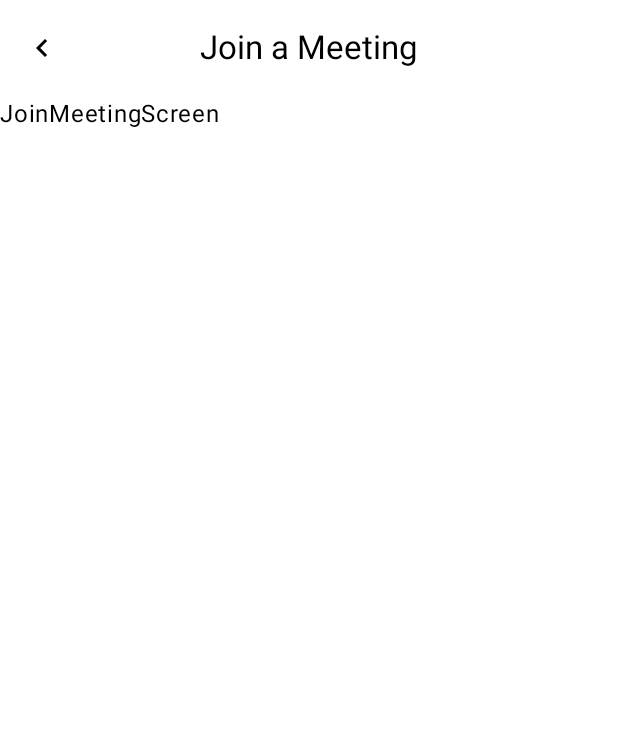
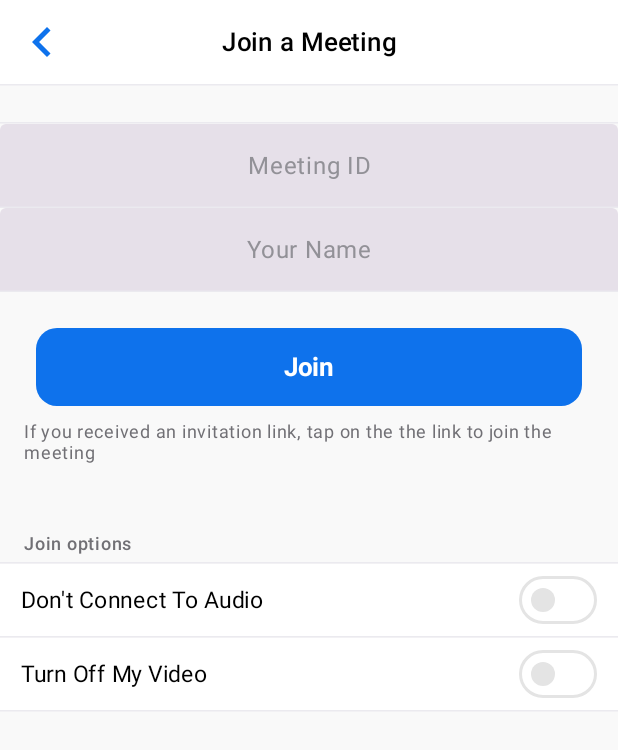
Before and after one commit to wisemuji/zoom-clone-compose, an Android app built with Jetpack Compose: the JOIN_MEETING screen opened through its navigation route, on a phone screen of 412 x 824 dp. Shown: the top 750 px of the screen. Run offline under Robolectric (Android 15) with nearby library versions, the light colour scheme and no system bars.

Commit message:
feat: implement join meeting screen view - add DefaultTextField component

```diff
--- /dev/null
+++ b/app/src/main/java/com/wisemuji/zoomclone/ui/component/DefaultTextField.kt
@@ -0,0 +1,40 @@
+package com.wisemuji.zoomclone.ui.component
+
+import androidx.compose.foundation.layout.fillMaxWidth
+import androidx.compose.material3.LocalTextStyle
+import androidx.compose.material3.Text
+import androidx.compose.material3.TextField
+import androidx.compose.material3.TextFieldDefaults
+import androidx.compose.runtime.Composable
+import androidx.compose.ui.Modifier
+import androidx.compose.ui.text.style.TextAlign
+import com.wisemuji.zoomclone.ui.theme.Gray20
+import com.wisemuji.zoomclone.ui.theme.Gray50
+
+@Composable
+fun DefaultTextField(
+    value: String,
+    onValueChange: (String) -> Unit,
+    placeholderText: String,
+    modifier: Modifier = Modifier,
+) {
+    TextField(
+        value = value,
+        onValueChange = onValueChange,
+        placeholder = {
+            Text(
+                text = placeholderText,
+                textAlign = TextAlign.Center,
+                modifier = Modifier.fillMaxWidth(),
+            )
+        },
+        textStyle = LocalTextStyle.current.copy(textAlign = TextAlign.Center),
+        colors = TextFieldDefaults.colors(
+            focusedPlaceholderColor = Gray50,
+            unfocusedPlaceholderColor = Gray50,
+            focusedIndicatorColor = Gray20,
+            unfocusedIndicatorColor = Gray20,
+        ),
+        modifier = modifier.fillMaxWidth(),
+    )
+}
--- a/app/src/main/java/com/wisemuji/zoomclone/ui/joinmeeting/JoinMeeting.kt
+++ /dev/null
@@ -1,47 +0,0 @@
-package com.wisemuji.zoomclone.ui.joinmeeting
-
-import androidx.compose.foundation.layout.padding
-import androidx.compose.material.icons.Icons
-import androidx.compose.material.icons.automirrored.filled.KeyboardArrowLeft
-import androidx.compose.material3.CenterAlignedTopAppBar
-import androidx.compose.material3.ExperimentalMaterial3Api
-import androidx.compose.material3.Icon
-import androidx.compose.material3.IconButton
-import androidx.compose.material3.Scaffold
-import androidx.compose.material3.Text
-import androidx.compose.runtime.Composable
-import androidx.compose.ui.Modifier
-import androidx.compose.ui.tooling.preview.Preview
-import androidx.navigation.NavHostController
-import androidx.navigation.compose.rememberNavController
-
-@OptIn(ExperimentalMaterial3Api::class)
-@Composable
-fun JoinMeetingScreen(navController: NavHostController) {
-    Scaffold(
-        topBar = {
-            CenterAlignedTopAppBar(
-                title = { Text(text = "Join a Meeting") },
-                navigationIcon = {
-                    IconButton(onClick = { navController.popBackStack() }) {
-                        Icon(
-                            imageVector = Icons.AutoMirrored.Filled.KeyboardArrowLeft,
-                            contentDescription = "Back"
-                        )
-                    }
-                },
-            )
-        }
-    ) { innerPadding ->
-        Text(
-            text = "JoinMeetingScreen",
-            modifier = Modifier.padding(innerPadding)
-        )
-    }
-}
-
-@Preview
-@Composable
-private fun JoinMeetingScreenPreview() {
-    JoinMeetingScreen(navController = rememberNavController())
-}
--- /dev/null
+++ b/app/src/main/java/com/wisemuji/zoomclone/ui/joinmeeting/JoinMeetingScreen.kt
@@ -0,0 +1,149 @@
+package com.wisemuji.zoomclone.ui.joinmeeting
+
+import androidx.compose.foundation.background
+import androidx.compose.foundation.layout.Box
+import androidx.compose.foundation.layout.Column
+import androidx.compose.foundation.layout.Spacer
+import androidx.compose.foundation.layout.fillMaxSize
+import androidx.compose.foundation.layout.fillMaxWidth
+import androidx.compose.foundation.layout.height
+import androidx.compose.foundation.layout.padding
+import androidx.compose.foundation.layout.size
+import androidx.compose.material.icons.Icons
+import androidx.compose.material.icons.automirrored.filled.KeyboardArrowLeft
+import androidx.compose.material3.Icon
+import androidx.compose.material3.IconButton
+import androidx.compose.material3.Scaffold
+import androidx.compose.material3.Text
+import androidx.compose.runtime.Composable
+import androidx.compose.runtime.getValue
+import androidx.compose.runtime.mutableStateOf
+import androidx.compose.runtime.remember
+import androidx.compose.runtime.setValue
+import androidx.compose.ui.Alignment
+import androidx.compose.ui.Modifier
+import androidx.compose.ui.res.stringResource
+import androidx.compose.ui.text.font.FontWeight
+import androidx.compose.ui.tooling.preview.Preview
+import androidx.compose.ui.unit.dp
+import androidx.compose.ui.unit.sp
+import androidx.navigation.NavHostController
+import androidx.navigation.compose.rememberNavController
+import com.wisemuji.zoomclone.R
+import com.wisemuji.zoomclone.ui.component.BasicSwitchRow
+import com.wisemuji.zoomclone.ui.component.DefaultHorizontalDivider
+import com.wisemuji.zoomclone.ui.component.DefaultTextField
+import com.wisemuji.zoomclone.ui.component.FullSizeButton
+import com.wisemuji.zoomclone.ui.theme.Blue
+import com.wisemuji.zoomclone.ui.theme.Gray10
+import com.wisemuji.zoomclone.ui.theme.Gray60
+import com.wisemuji.zoomclone.ui.theme.ZoomCloneComposeTheme
+
+@Composable
+fun JoinMeetingScreen(navController: NavHostController) {
+    var meetingId by remember { mutableStateOf("") }
+    var name by remember { mutableStateOf("") }
+
+    Scaffold(
+        topBar = { JoinMeetingTopAppBar(onBack = { navController.popBackStack() }) }
+    ) { innerPadding ->
+        Column(
+            modifier = Modifier
+                .padding(innerPadding)
+                .fillMaxSize()
+                .background(Gray10)
+        ) {
+            DefaultHorizontalDivider()
+            Spacer(modifier = Modifier.padding(12.dp))
+            DefaultHorizontalDivider()
+            DefaultTextField(
+                value = meetingId,
+                onValueChange = { meetingId = it },
+                placeholderText = stringResource(R.string.meeting_id_placeholder),
+            )
+            DefaultTextField(
+                value = name,
+                onValueChange = { name = it },
+                placeholderText = stringResource(R.string.your_name_placeholder),
+            )
+            FullSizeButton(
+                text = stringResource(R.string.join),
+                onClick = { /*TODO*/ },
+                modifier = Modifier.padding(top = 24.dp, start = 24.dp, end = 24.dp),
+            )
+            Text(
+                text = stringResource(R.string.join_notes),
+                fontSize = 12.sp,
+                color = Gray60,
+                lineHeight = 14.sp,
+                modifier = Modifier.padding(start =16.dp, end = 16.dp, top = 10.dp, bottom = 42.dp)
+            )
+            JoinOptions()
+        }
+    }
+}
+
+@Composable
+private fun JoinMeetingTopAppBar(onBack: () -> Unit) {
+    Box(
+        contentAlignment = Alignment.CenterStart,
+        modifier = Modifier
+            .fillMaxWidth()
+            .height(56.dp)
+            .padding(horizontal = 4.dp)
+    ) {
+        IconButton(onClick = onBack) {
+            Icon(
+                imageVector = Icons.AutoMirrored.Filled.KeyboardArrowLeft,
+                contentDescription = "Back",
+                tint = Blue,
+                modifier = Modifier.size(52.dp),
+            )
+        }
+        Text(
+            text = stringResource(R.string.join_a_meeting),
+            fontSize = 17.sp,
+            fontWeight = FontWeight.Medium,
+            modifier = Modifier.align(Alignment.Center)
+        )
+    }
+}
+
+@Composable
+private fun JoinOptions(
+    doNotConnectAudio: Boolean = false,
+    onCheckedDoNotConnectAudio: (Boolean) -> Unit = {},
+    turnOffVideo: Boolean = false,
+    onCheckedTurnOffVideo: (Boolean) -> Unit = {},
+) {
+    Column {
+        Text(
+            text = stringResource(R.string.join_options),
+            fontSize = 12.sp,
+            color = Gray60,
+            fontWeight = FontWeight.Medium,
+            modifier = Modifier.padding(start = 16.dp)
+        )
+        DefaultHorizontalDivider()
+        BasicSwitchRow(
+            title = stringResource(R.string.do_not_connect_audio),
+            checked = doNotConnectAudio,
+            onCheckedChange = onCheckedDoNotConnectAudio
+        )
+        DefaultHorizontalDivider()
+        BasicSwitchRow(
+            title = stringResource(R.string.turn_off_video),
+            checked = turnOffVideo,
+            onCheckedChange = onCheckedTurnOffVideo
+        )
+        DefaultHorizontalDivider()
+    }
+}
+
+@Preview
+@Composable
+private fun JoinMeetingScreenPreview() {
+    ZoomCloneComposeTheme {
+        JoinMeetingScreen(navController = rememberNavController())
+    }
+}
--- a/app/src/main/java/com/wisemuji/zoomclone/ui/theme/Theme.kt
+++ b/app/src/main/java/com/wisemuji/zoomclone/ui/theme/Theme.kt
@@ -23,6 +23,7 @@ private val LightColorScheme = lightColorScheme(
     surface = White,
     onSurface = Black,
     surfaceContainer = Gray10,
+    surfaceVariant = White,
 )
 
 // TODO: Add dark color scheme
--- a/app/src/main/res/values/strings.xml
+++ b/app/src/main/res/values/strings.xml
@@ -6,4 +6,13 @@
     <string name="video_on">Video on</string>
     <string name="use_personal_meeting_id">Use personal meeting ID (PMI)</string>
     <string name="personal_meeting_id">XXX XXX XXXX</string>
+
+    <string name="join_a_meeting">Join a Meeting</string>
+    <string name="meeting_id_placeholder">Meeting ID</string>
+    <string name="your_name_placeholder">Your Name</string>
+    <string name="join">Join</string>
+    <string name="join_notes">If you received an invitation link, tap on the the link to join the meeting</string>
+    <string name="join_options">Join options</string>
+    <string name="do_not_connect_audio">Don\'t Connect To Audio</string>
+    <string name="turn_off_video">Turn Off My Video</string>
 </resources>
```
